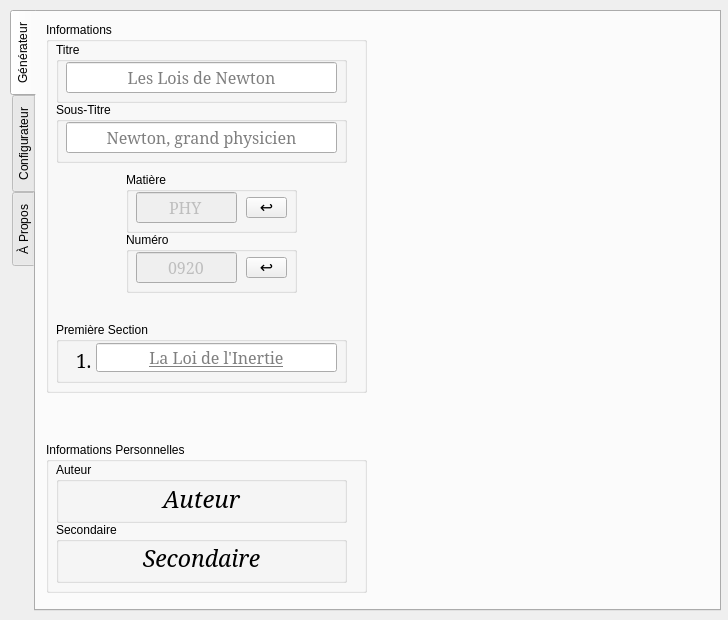
This is pyEtude.ui in BourgonLaurent/pyEtude as Qt 5 draws it before an edit. The edited form follows.
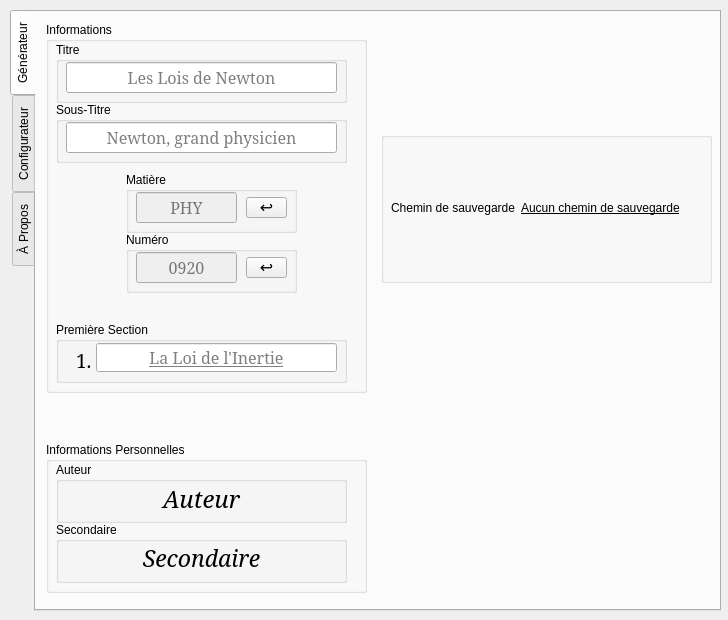
This is the edited form.

Commit message: Modificateur du chemin de sauvegarde pt1

What changed in the file:
```diff
--- a/pyEtude.ui
+++ b/pyEtude.ui
@@ -218,7 +218,7 @@
             </font>
            </property>
            <property name="text">
-            <string>PHY</string>
+            <string/>
            </property>
            <property name="frame">
             <bool>true</bool>
@@ -227,7 +227,7 @@
             <set>Qt::AlignCenter</set>
            </property>
            <property name="placeholderText">
-            <string/>
+            <string>PHY</string>
            </property>
            <property name="clearButtonEnabled">
             <bool>false</bool>
@@ -321,14 +321,14 @@
             </font>
            </property>
            <property name="text">
+            <string/>
+           </property>
+           <property name="alignment">
+            <set>Qt::AlignCenter</set>
+           </property>
+           <property name="placeholderText">
             <string>0920</string>
            </property>
-           <property name="alignment">
-            <set>Qt::AlignCenter</set>
-           </property>
-           <property name="placeholderText">
-            <string/>
-           </property>
            <property name="clearButtonEnabled">
             <bool>false</bool>
            </property>
@@ -555,6 +555,66 @@
        </widget>
       </widget>
      </widget>
+     <widget class="QGroupBox" name="pathGroupBox">
+      <property name="geometry">
+       <rect>
+        <x>345</x>
+        <y>120</y>
+        <width>331</width>
+        <height>151</height>
+       </rect>
+      </property>
+      <property name="title">
+       <string/>
+      </property>
+      <widget class="QWidget" name="formLayoutWidget">
+       <property name="geometry">
+        <rect>
+         <x>10</x>
+         <y>10</y>
+         <width>311</width>
+         <height>131</height>
+        </rect>
+       </property>
+       <layout class="QFormLayout" name="pathLayout">
+        <property name="formAlignment">
+         <set>Qt::AlignLeading|Qt::AlignLeft|Qt::AlignVCenter</set>
+        </property>
+        <item row="0" column="0">
+         <widget class="QLabel" name="pathPathFormLabel">
+          <property name="text">
+           <string>Chemin de sauvegarde</string>
+          </property>
+          <property name="wordWrap">
+           <bool>true</bool>
+          </property>
+         </widget>
+        </item>
+        <item row="0" column="1">
+         <widget class="QLabel" name="pathPathLabel">
+          <property name="font">
+           <font>
+            <underline>true</underline>
+            <kerning>true</kerning>
+           </font>
+          </property>
+          <property name="cursor">
+           <cursorShape>PointingHandCursor</cursorShape>
+          </property>
+          <property name="text">
+           <string>Aucun chemin de sauvegarde</string>
+          </property>
+          <property name="wordWrap">
+           <bool>true</bool>
+          </property>
+          <property name="textInteractionFlags">
+           <set>Qt::TextBrowserInteraction</set>
+          </property>
+         </widget>
+        </item>
+       </layout>
+      </widget>
+     </widget>
     </widget>
     <widget class="QWidget" name="tab_config">
      <attribute name="title">
```
The commit also changes 1 other file.
